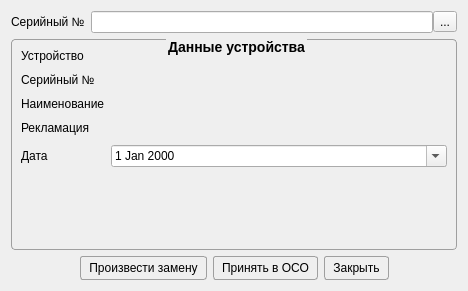
This is Remont/acceptremontwindow.ui in AlexeyScherbakov2021/Remont2 as Qt 5 draws it before an edit. The edited form follows.
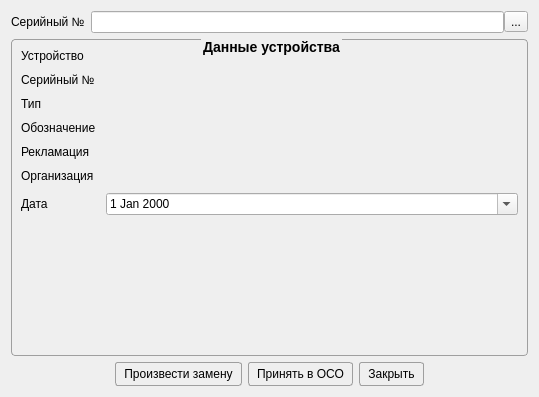
This is the edited form. Icons and pictures are not drawn.

```diff
--- a/Remont/acceptremontwindow.ui
+++ b/Remont/acceptremontwindow.ui
@@ -6,8 +6,8 @@
    <rect>
     <x>0</x>
     <y>0</y>
-    <width>468</width>
-    <height>291</height>
+    <width>539</width>
+    <height>397</height>
    </rect>
   </property>
   <property name="windowTitle">
@@ -89,6 +89,9 @@
       <string>Данные устройства</string>
      </property>
      <layout class="QFormLayout" name="formLayout">
+      <property name="horizontalSpacing">
+       <number>10</number>
+      </property>
       <property name="verticalSpacing">
        <number>10</number>
       </property>
@@ -130,10 +133,29 @@
         </property>
        </widget>
       </item>
-      <item row="2" column="0">
+      <item row="3" column="0">
        <widget class="QLabel" name="label_7">
         <property name="text">
-         <string>Наименование</string>
+         <string>Обозначение</string>
+        </property>
+       </widget>
+      </item>
+      <item row="3" column="1">
+       <widget class="QLabel" name="lbVNFT">
+        <property name="font">
+         <font>
+          <bold>true</bold>
+         </font>
+        </property>
+        <property name="text">
+         <string/>
+        </property>
+       </widget>
+      </item>
+      <item row="2" column="0">
+       <widget class="QLabel" name="label_8">
+        <property name="text">
+         <string>Тип</string>
         </property>
        </widget>
       </item>
@@ -149,33 +171,33 @@
         </property>
        </widget>
       </item>
-      <item row="3" column="0">
+      <item row="4" column="0">
        <widget class="QLabel" name="label">
         <property name="text">
          <string>Рекламация</string>
         </property>
        </widget>
       </item>
-      <item row="3" column="1">
-       <widget class="QLabel" name="lbClaim">
-        <property name="font">
-         <font>
-          <bold>true</bold>
-         </font>
-        </property>
-        <property name="text">
-         <string/>
-        </property>
-       </widget>
-      </item>
-      <item row="4" column="0">
-       <widget class="QLabel" name="label_3">
-        <property name="text">
-         <string>Дата</string>
-        </property>
-       </widget>
-      </item>
       <item row="4" column="1">
+       <widget class="QLabel" name="lbClaim">
+        <property name="font">
+         <font>
+          <bold>true</bold>
+         </font>
+        </property>
+        <property name="text">
+         <string/>
+        </property>
+       </widget>
+      </item>
+      <item row="5" column="0">
+       <widget class="QLabel" name="label_5">
+        <property name="text">
+         <string>Организация</string>
+        </property>
+       </widget>
+      </item>
+      <item row="6" column="1">
        <widget class="QDateEdit" name="deDate">
         <property name="calendarPopup">
          <bool>true</bool>
@@ -185,6 +207,25 @@
         </property>
        </widget>
       </item>
+      <item row="6" column="0">
+       <widget class="QLabel" name="label_3">
+        <property name="text">
+         <string>Дата</string>
+        </property>
+       </widget>
+      </item>
+      <item row="5" column="1">
+       <widget class="QLabel" name="lbOrgName">
+        <property name="font">
+         <font>
+          <bold>true</bold>
+         </font>
+        </property>
+        <property name="text">
+         <string/>
+        </property>
+       </widget>
+      </item>
      </layout>
     </widget>
    </item>
```
Left out of the diff: 3 changed lines with no effect on the pictures.
